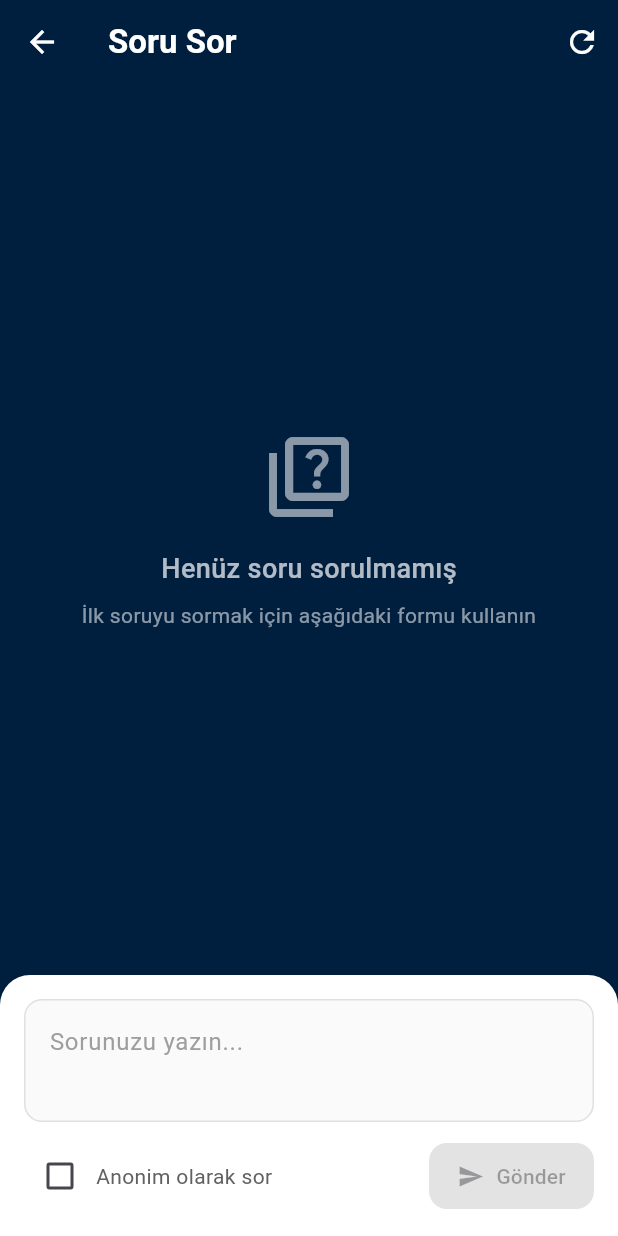
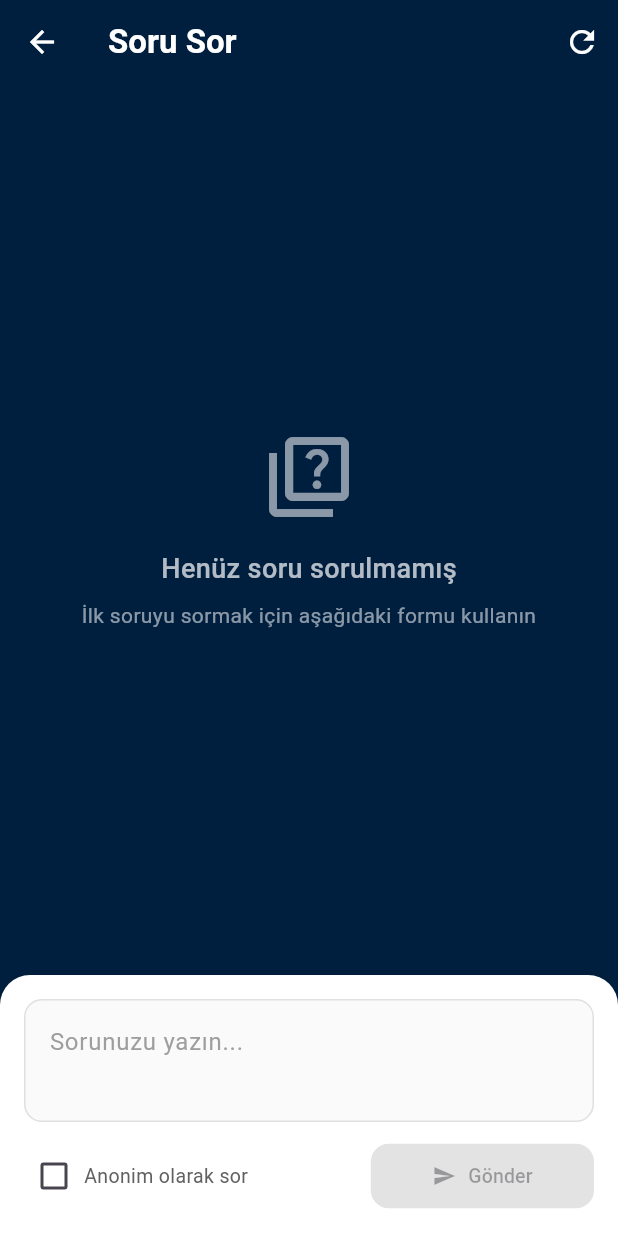
Before and after one commit to pinetteam/app.kongrepad.com, a Flutter app: the AskQuestionView screen opened directly with empty values, on a phone screen of 412 x 824 dp. Run offline on Flutter 3.47's test engine with Material 3 defaults, Android fonts, the phone set to English and light mode, and no system bars; our stand-ins replace device_info_plus, firebase_core, firebase_messaging, flutter_svg, font_awesome_flutter, package_info_plus and 1 more; missing offline and left inert: app_settings, flutter_pdfview, pusher_beams, pusher_channels_flutter, qr_code_scanner; accounts and stored records are empty; network calls fail; project files that could hold a hidden picture were left out.

Commit message:
overflow bug fixed

```diff
--- a/KongrePad/lib/main.dart
+++ b/KongrePad/lib/main.dart
@@ -4,6 +4,7 @@ import 'package:KongrePad/views/LoginView.dart';
 import 'package:KongrePad/views/MainPageView.dart';
 import 'package:firebase_core/firebase_core.dart';
 import 'package:flutter/material.dart';
+import 'package:flutter/cupertino.dart';
 import 'package:pusher_beams/pusher_beams.dart';
 import 'package:flutter_localizations/flutter_localizations.dart';
 import 'package:shared_preferences/shared_preferences.dart';
@@ -109,6 +110,7 @@ class _MyAppState extends State<MyApp> {
         AppLocalizations.delegate,
         GlobalMaterialLocalizations.delegate,
         GlobalWidgetsLocalizations.delegate,
+        GlobalCupertinoLocalizations.delegate,
       ],
       theme: ThemeData(
         scaffoldBackgroundColor: AppConstants.backgroundBlue,
@@ -122,7 +124,8 @@ class _MyAppState extends State<MyApp> {
       onGenerateRoute: (RouteSettings settings) {
         switch (settings.name) {
           case '/ask-question':
-            final Map<String, dynamic> args = settings.arguments as Map<String, dynamic>;
+            final Map<String, dynamic> args =
+                settings.arguments as Map<String, dynamic>;
             return MaterialPageRoute(
               builder: (context) => AskQuestionView(
                 hallId: args['hallId'], // Sadece hallId geçir
--- a/KongrePad/lib/views/AskQuestionView.dart
+++ b/KongrePad/lib/views/AskQuestionView.dart
@@ -32,7 +32,6 @@ class _AskQuestionViewState extends State<AskQuestionView> {
   void initState() {
     super.initState();
 
-    // Arguments'tan session title'ı al ve debug test yap
     WidgetsBinding.instance.addPostFrameCallback((_) async {
       // Session title'ı arguments'tan al
       final args =
@@ -77,7 +76,7 @@ class _AskQuestionViewState extends State<AskQuestionView> {
           _questions = [];
           _loading = false;
           _hasError = true;
-          _errorMessage = 'Sorular yüklenirken hata oluştu: $e';
+          _errorMessage = 'Sorular yüklenirken hata oluştu';
         });
       }
     }
@@ -92,7 +91,7 @@ class _AskQuestionViewState extends State<AskQuestionView> {
 
     try {
       final success = await _questionService.askQuestion(
-        widget.hallId, // sessionId olarak kullan
+        widget.hallId,
         _questionController.text.trim(),
         anonymous: _isAnonymous,
       );
@@ -104,14 +103,16 @@ class _AskQuestionViewState extends State<AskQuestionView> {
             _isAnonymous = false;
           });
 
-          // Success popup
+          // Success message
           ScaffoldMessenger.of(context).showSnackBar(
             SnackBar(
               content: Row(
                 children: [
                   Icon(Icons.check_circle, color: Colors.white),
                   SizedBox(width: 8),
-                  Text('Sorunuz başarıyla gönderildi!'),
+                  Expanded(
+                    child: Text('Sorunuz başarıyla gönderildi!'),
+                  ),
                 ],
               ),
               backgroundColor: Colors.green,
@@ -128,35 +129,13 @@ class _AskQuestionViewState extends State<AskQuestionView> {
           // SessionView'a başarı bilgisi döndür
           Navigator.pop(context, true);
         } else {
-          ScaffoldMessenger.of(context).showSnackBar(
-            SnackBar(
-              content: Row(
-                children: [
-                  Icon(Icons.error, color: Colors.white),
-                  SizedBox(width: 8),
-                  Text('Soru gönderilemedi. Tekrar deneyin.'),
-                ],
-              ),
-              backgroundColor: Colors.red,
-              behavior: SnackBarBehavior.floating,
-              shape: RoundedRectangleBorder(
-                  borderRadius: BorderRadius.circular(10)),
-            ),
-          );
+          _showErrorMessage('Bu oturum şu anda aktif değil');
         }
       }
     } catch (e) {
       print('Soru gönderme hatası: $e');
       if (mounted) {
-        ScaffoldMessenger.of(context).showSnackBar(
-          SnackBar(
-            content: Text('Bağlantı hatası: $e'),
-            backgroundColor: Colors.red,
-            behavior: SnackBarBehavior.floating,
-            shape:
-                RoundedRectangleBorder(borderRadius: BorderRadius.circular(10)),
-          ),
-        );
+        _showErrorMessage('Bağlantı hatası oluştu');
       }
     } finally {
       if (mounted) {
@@ -165,6 +144,25 @@ class _AskQuestionViewState extends State<AskQuestionView> {
         });
       }
     }
+  }
+
+  void _showErrorMessage(String message) {
+    ScaffoldMessenger.of(context).showSnackBar(
+      SnackBar(
+        content: Row(
+          children: [
+            Icon(Icons.error, color: Colors.white),
+            SizedBox(width: 8),
+            Expanded(
+              child: Text(message),
+            ),
+          ],
+        ),
+        backgroundColor: Colors.red,
+        behavior: SnackBarBehavior.floating,
+        shape: RoundedRectangleBorder(borderRadius: BorderRadius.circular(10)),
+      ),
+    );
   }
 
   Widget _buildQuestionsList() {
@@ -328,7 +326,7 @@ class _AskQuestionViewState extends State<AskQuestionView> {
                 border: InputBorder.none,
                 contentPadding: EdgeInsets.all(16),
               ),
-              maxLines: 3,
+              maxLines: 4,
               minLines: 2,
               onChanged: (value) {
                 setState(() {}); // Button state güncelle
@@ -336,9 +334,12 @@ class _AskQuestionViewState extends State<AskQuestionView> {
             ),
           ),
           SizedBox(height: 12),
+          // ✅ TAŞMA SORUNU ÇÖZÜLDİ - Responsive Row Layout
           Row(
             children: [
+              // Checkbox ve text için flex alan
               Expanded(
+                flex: 3,
                 child: Row(
                   children: [
                     Checkbox(
@@ -349,40 +350,47 @@ class _AskQuestionViewState extends State<AskQuestionView> {
                         });
                       },
                       activeColor: AppConstants.backgroundBlue,
+                      materialTapTargetSize: MaterialTapTargetSize.shrinkWrap,
                     ),
-                    Flexible(
+                    Expanded(
+                      // ✅ Flexible yerine Expanded - TAŞMA ÇÖZÜLDÜ
                       child: Text(
                         'Anonim olarak sor',
-                        style: TextStyle(fontSize: 14, color: Colors.grey[700]),
+                        style: TextStyle(fontSize: 13, color: Colors.grey[700]),
                         overflow: TextOverflow.ellipsis,
+                        maxLines: 1,
                       ),
                     ),
                   ],
                 ),
               ),
               SizedBox(width: 8),
-              SizedBox(
-                width: 110,
+              // Button için sabit alan
+              Expanded(
+                flex: 2,
                 child: ElevatedButton.icon(
                   onPressed: _sending || _questionController.text.trim().isEmpty
                       ? null
                       : _askQuestion,
                   icon: _sending
                       ? SizedBox(
-                          width: 16,
-                          height: 16,
+                          width: 14,
+                          height: 14,
                           child: CircularProgressIndicator(
                             strokeWidth: 2,
                             valueColor:
                                 AlwaysStoppedAnimation<Color>(Colors.white),
                           ),
                         )
-                      : Icon(Icons.send, size: 18),
-                  label: Text(_sending ? 'Gönderiliyor' : 'Gönder'),
+                      : Icon(Icons.send, size: 16),
+                  label: Text(
+                    _sending ? 'Gönder...' : 'Gönder',
+                    style: TextStyle(fontSize: 13),
+                  ),
                   style: ElevatedButton.styleFrom(
                     backgroundColor: AppConstants.backgroundBlue,
                     foregroundColor: Colors.white,
-                    padding: EdgeInsets.symmetric(vertical: 12),
+                    padding: EdgeInsets.symmetric(vertical: 12, horizontal: 8),
                     shape: RoundedRectangleBorder(
                       borderRadius: BorderRadius.circular(12),
                     ),
--- a/KongrePad/lib/views/MainPageView.dart
+++ b/KongrePad/lib/views/MainPageView.dart
@@ -882,8 +882,6 @@ class _MainPageViewState extends State<MainPageView>
     }
   }
 
-  // MainPageView.dart - _handleProgramButton metodunu bu ile değiştir:
-
   void _handleProgramButton() {
     print('MainPage - Program button tıklandı');
     print(
@@ -927,7 +925,6 @@ class _MainPageViewState extends State<MainPageView>
     }
   }
 
-// Yardımcı method - Program halls dialog
   void _showProgramHallsDialog() {
     showDialog(
       context: context,
```
Also changed, not shown: 1 other file.
